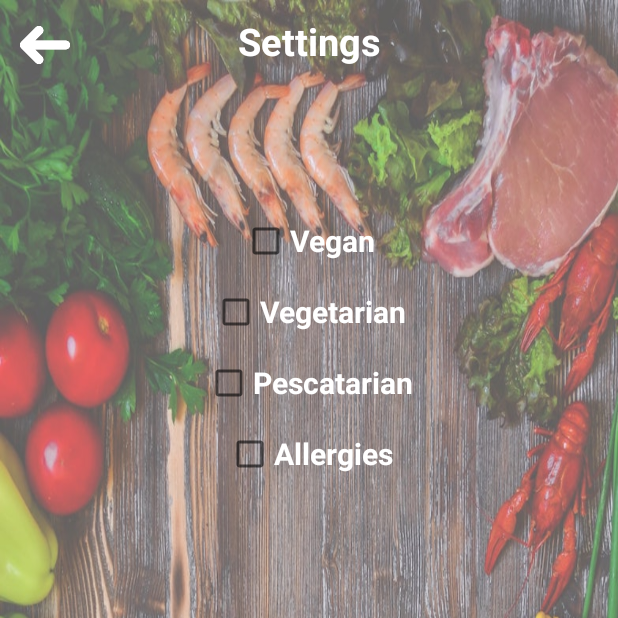
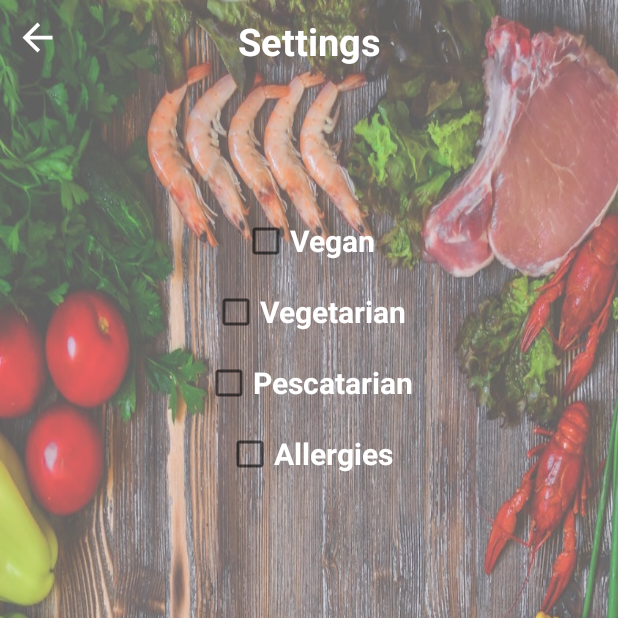
Before and after one commit to Data-Diet/DataDiet-Android, an Android app: the Settings screen opened directly, with no data from a screen before it, on a phone screen of 412 x 824 dp, the top half of it. Run offline under Robolectric (Android 15) with nearby library versions, the light colour scheme and no system bars.

Commit message:
icon change

```diff
--- /dev/null
+++ b/app/src/main/res/drawable/ic_arrow_back_white_24dp.xml
@@ -0,0 +1,5 @@
+<vector android:height="24dp" android:tint="#FFFFFF"
+    android:viewportHeight="24.0" android:viewportWidth="24.0"
+    android:width="24dp" xmlns:android="http://schemas.android.com/apk/res/android">
+    <path android:fillColor="#FF000000" android:pathData="M20,11H7.83l5.59,-5.59L12,4l-8,8 8,8 1.41,-1.41L7.83,13H20v-2z"/>
+</vector>
--- a/app/src/main/res/layout/settings.xml
+++ b/app/src/main/res/layout/settings.xml
@@ -89,9 +89,9 @@
         app:layout_constraintTop_toBottomOf="@+id/allergies_checkbox" />
 
     <Button
-        android:layout_width="40dp"
-        android:layout_height="40dp"
-        android:background="@drawable/back"
+        android:layout_width="30dp"
+        android:layout_height="30dp"
+        android:background="@drawable/ic_arrow_back_white_24dp"
         android:layout_marginTop="10dp"
         android:layout_marginLeft="10dp"
         app:layout_constraintTop_toTopOf="parent"
```
Also changed, not shown: app/src/main/res/drawable/back.png (deleted).
